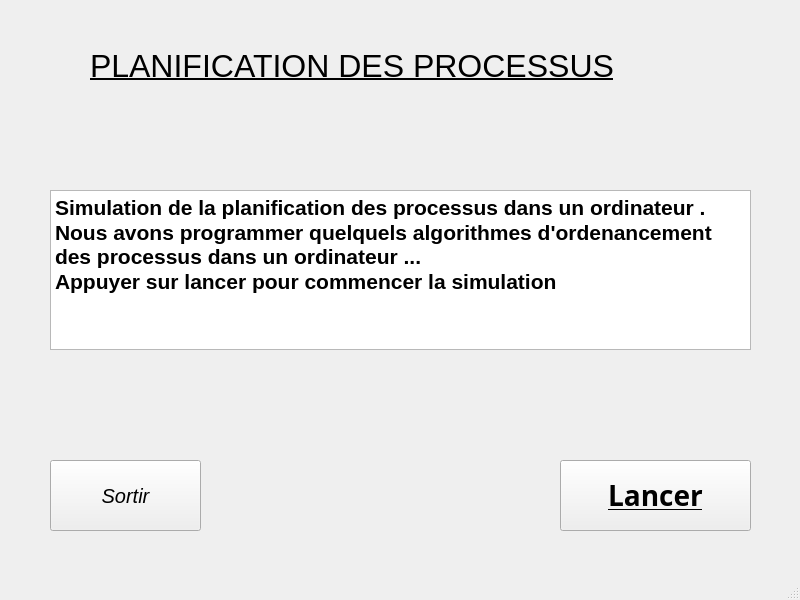
First picture: the form in mainwindow.ui, repository Savhel/tes, before the edit.
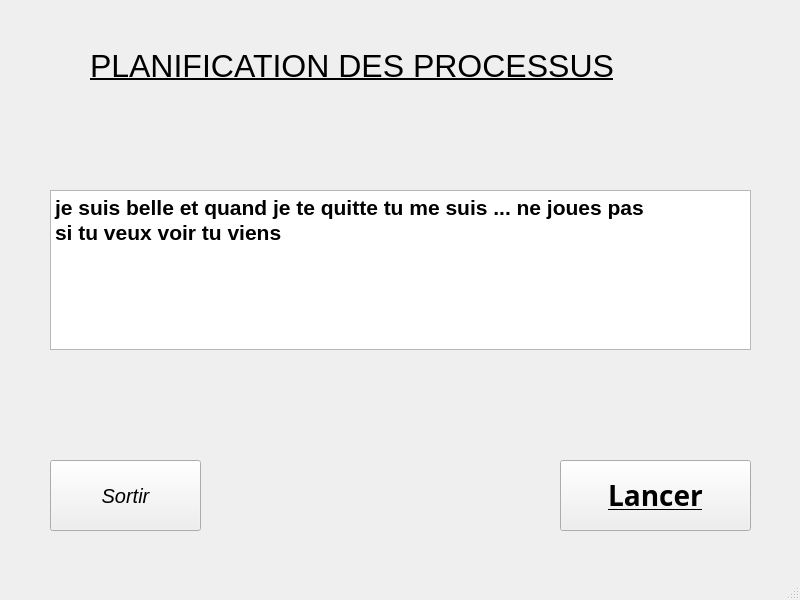
Second picture: the form after the edit. Icons and pictures are not drawn.

What changed in the file:
```diff
--- a/mainwindow.ui
+++ b/mainwindow.ui
@@ -115,9 +115,8 @@
 li.unchecked::marker { content: &quot;\2610&quot;; }
 li.checked::marker { content: &quot;\2612&quot;; }
 &lt;/style&gt;&lt;/head&gt;&lt;body style=&quot; font-family:'Segoe UI'; font-size:9pt; font-weight:400; font-style:normal;&quot;&gt;
-&lt;p style=&quot; margin-top:0px; margin-bottom:0px; margin-left:0px; margin-right:0px; -qt-block-indent:0; text-indent:0px;&quot;&gt;&lt;span style=&quot; font-size:16pt; font-weight:700;&quot;&gt;Simulation de la planification des processus dans un ordinateur . &lt;/span&gt;&lt;/p&gt;
-&lt;p style=&quot; margin-top:0px; margin-bottom:0px; margin-left:0px; margin-right:0px; -qt-block-indent:0; text-indent:0px;&quot;&gt;&lt;span style=&quot; font-size:16pt; font-weight:700;&quot;&gt;Nous avons programmer quelquels algorithmes d'ordenancement des processus dans un ordinateur ... &lt;/span&gt;&lt;/p&gt;
-&lt;p style=&quot; margin-top:0px; margin-bottom:0px; margin-left:0px; margin-right:0px; -qt-block-indent:0; text-indent:0px;&quot;&gt;&lt;span style=&quot; font-size:16pt; font-weight:700;&quot;&gt;Appuyer sur lancer pour commencer la simulation&lt;/span&gt;&lt;/p&gt;&lt;/body&gt;&lt;/html&gt;</string>
+&lt;p style=&quot; margin-top:0px; margin-bottom:0px; margin-left:0px; margin-right:0px; -qt-block-indent:0; text-indent:0px;&quot;&gt;&lt;span style=&quot; font-size:16pt; font-weight:700;&quot;&gt;je suis belle et quand je te quitte tu me suis ... ne joues pas&lt;/span&gt;&lt;/p&gt;
+&lt;p style=&quot; margin-top:0px; margin-bottom:0px; margin-left:0px; margin-right:0px; -qt-block-indent:0; text-indent:0px;&quot;&gt;&lt;span style=&quot; font-size:16pt; font-weight:700;&quot;&gt;si tu veux voir tu viens&lt;/span&gt;&lt;/p&gt;&lt;/body&gt;&lt;/html&gt;</string>
       </property>
      </widget>
      <widget class="QPushButton" name="Sortir">
```
